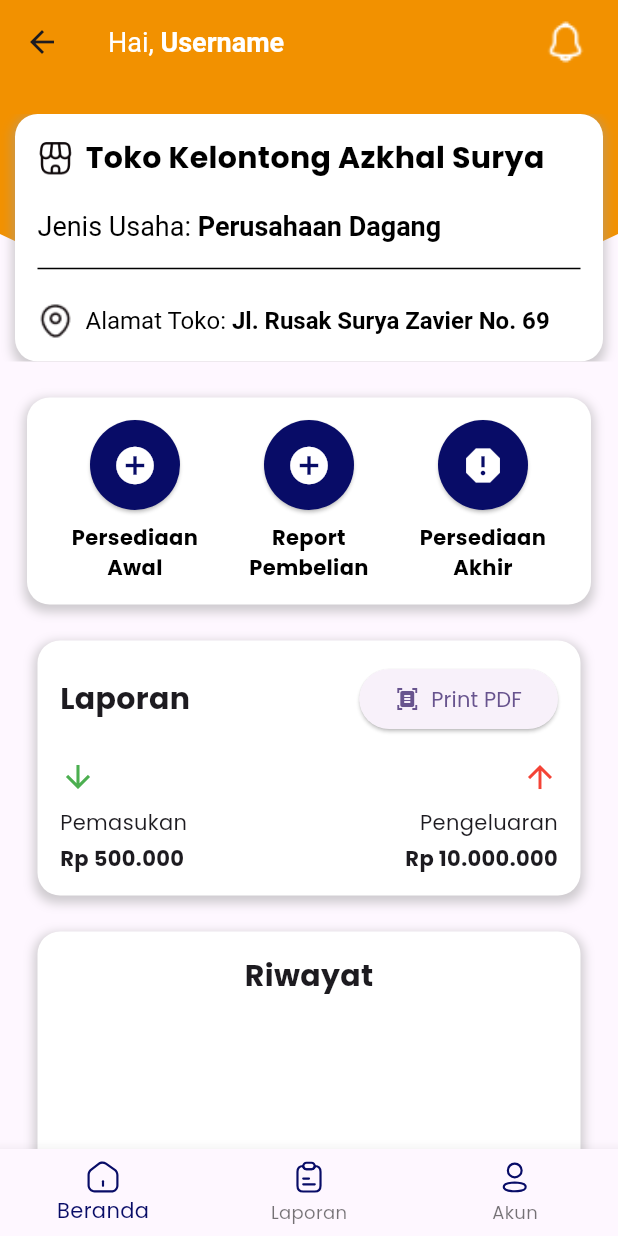
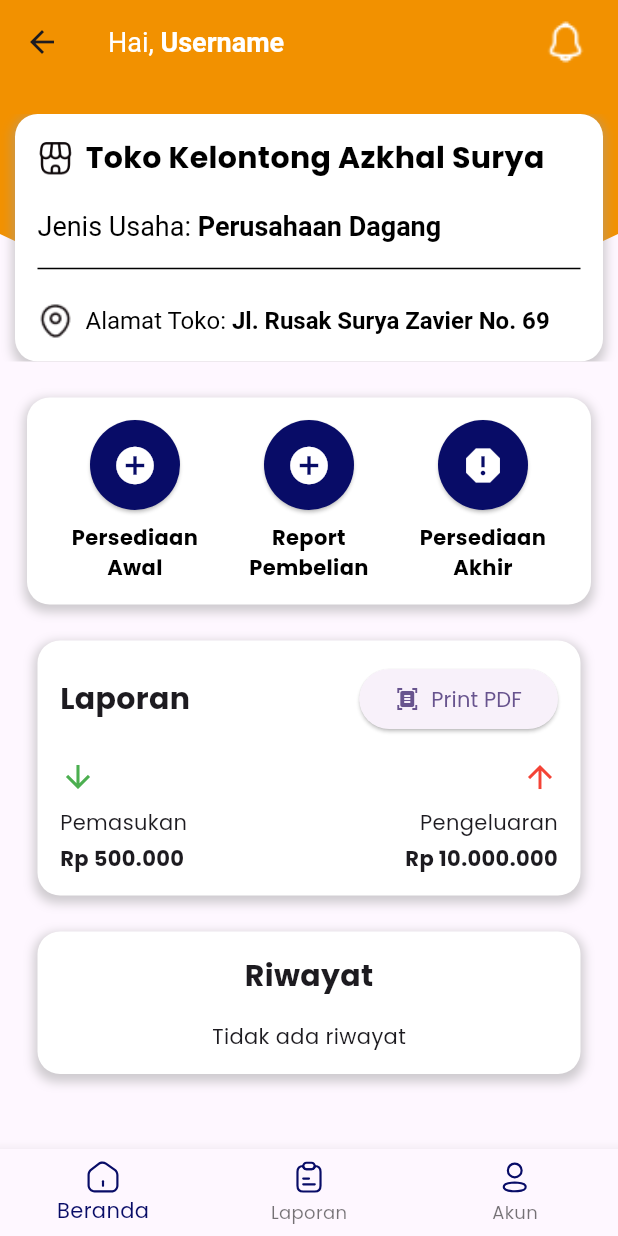
Before and after one commit to cuatiawww/hpp_project, a Flutter app: the HomePage screen opened by its route, on a phone screen of 412 x 824 dp. Run offline on Flutter 3.47's test engine with Material 3 defaults, Android fonts, the light colour scheme and no system bars; our stand-ins replace cloud_firestore, firebase_auth, firebase_core, flutter_form_builder, flutter_svg, fluttertoast and 8 more; accounts and stored records are empty.

Commit message:
fixed history report

```diff
--- a/lib/Perusahaan Dagang/pages/home_page.dart
+++ b/lib/Perusahaan Dagang/pages/home_page.dart
@@ -6,7 +6,8 @@ import 'package:hpp_project/Perusahaan%20Dagang/pages/profile_page.dart';
 import 'package:hpp_project/service/database.dart';
 import 'package:hpp_project/theme.dart';
 import 'package:flutter_svg/svg.dart';
-import 'package:hpp_project/Perusahaan%20Dagang/pages/pers_awal.dart'; // Add this import for the Pers Awal page
+import 'package:hpp_project/Perusahaan%20Dagang/pages/pers_awal.dart';
+import 'package:intl/intl.dart';
 import 'package:pdf/pdf.dart';
 import 'package:pdf/widgets.dart' as pw;
 import 'package:printing/printing.dart';
@@ -21,20 +22,19 @@ class HomePage extends StatefulWidget {
 }
 
 class _HomePageState extends State<HomePage> {
-  int _selectedIndex = 0; // Default index untuk Beranda
+  int _selectedIndex = 0;
   final authC = Get.find<AuthController>();
 
   void _onItemTapped(int index) {
     setState(() {
-      _selectedIndex = index; // Set indeks yang dipilih
+      _selectedIndex = index;
     });
   }
 
-  // Daftar halaman yang akan ditampilkan berdasarkan indeks
   static List<Widget> _widgetOptions = <Widget>[
-    _PersAwalContent(), // Halaman Beranda
+    _PersAwalContent(),
     ProfilePage(),
-    ProfilePage()   // Halaman Laporan
+    ProfilePage()
   ];
 
   @override
@@ -77,13 +77,12 @@ class _HomePageState extends State<HomePage> {
         backgroundColor: primary1,
         elevation: 0,
       ),
-
       body: _widgetOptions[_selectedIndex],
       bottomNavigationBar: BottomNavigationBar(
         items: <BottomNavigationBarItem>[
           BottomNavigationBarItem(
             icon: SizedBox(
-              height: 24, // Sesuaikan ukuran ikon SVG
+              height: 24,
               width: 24,
               child: SvgPicture.asset(
                 'assets/icons/home-2.svg',
@@ -94,7 +93,7 @@ class _HomePageState extends State<HomePage> {
           ),
           BottomNavigationBarItem(
             icon: SizedBox(
-              height: 24, // Sesuaikan ukuran ikon SVG
+              height: 24,
               width: 24,
               child: SvgPicture.asset(
                 'assets/icons/note.svg',
@@ -105,7 +104,7 @@ class _HomePageState extends State<HomePage> {
           ),
           BottomNavigationBarItem(
             icon: SizedBox(
-              height: 24, // Sesuaikan ukuran ikon SVG
+              height: 24,
               width: 24,
               child: SvgPicture.asset(
                 'assets/icons/Profile.svg',
@@ -124,7 +123,6 @@ class _HomePageState extends State<HomePage> {
   }
 }
 
-// Konten Beranda
 class _PersAwalContent extends StatelessWidget {
   @override
   Widget build(BuildContext context) {
@@ -143,7 +141,23 @@ class _PersAwalContent extends StatelessWidget {
             margin: EdgeInsets.only(top: 20),
             child: Column(
               children: [
-                ClipPath(
+                _buildProfileCard(),
+                SizedBox(height: 24),
+                _buildMenu(context),
+                SizedBox(height: 24),
+                _buildLaporan(),
+                SizedBox(height: 24),
+                _buildRiwayat(),
+              ],
+            ),
+          ),
+        ),
+      ],
+    );
+  }
+
+  Widget _buildProfileCard() {
+    return ClipPath(
       child: Container(
         padding: EdgeInsets.all(15),
         margin: EdgeInsets.symmetric(horizontal: 10),
@@ -166,10 +180,10 @@ class _PersAwalContent extends StatelessWidget {
               children: [
                 Image.asset(
                   "assets/images/shop.png",
-                              height: 24, // Atur tinggi ikon sesuai kebutuhan
-                              width: 24, // Atur lebar ikon sesuai kebutuhan
+                  height: 24,
+                  width: 24,
                 ),
-                            SizedBox(width: 8), // Jarak antara ikon dan teks
+                SizedBox(width: 8),
                 Expanded(
                   child: Text(
                     "Toko Kelontong Azkhal Surya",
@@ -178,8 +192,7 @@ class _PersAwalContent extends StatelessWidget {
                       fontSize: 20,
                       fontWeight: FontWeight.bold,
                     ),
-                                overflow:
-                                    TextOverflow.ellipsis, // Untuk teks panjang
+                    overflow: TextOverflow.ellipsis,
                   ),
                 ),
               ],
@@ -241,18 +254,6 @@ class _PersAwalContent extends StatelessWidget {
           ],
         ),
       ),
-                ),
-                SizedBox(height: 24),
-                _buildMenu(context), // Pass context to _buildMenu
-                SizedBox(height: 24),
-                _buildLaporan(),
-                SizedBox(height: 24),
-                _buildRiwayat(),
-              ],
-            ),
-          ),
-        ),
-      ],
     );
   }
 
@@ -279,9 +280,6 @@ class _PersAwalContent extends StatelessWidget {
             spacing: 2,
             runSpacing: 2,
             children: [
-              // _buildMenuItem(Icons.add_circle, "Persediaan Awal", itemWidth, onPressed: () {
-              //   Get.toNamed('/persediaan_awal');
-              // }),
               _buildMenuItem(Icons.add_circle, "Persediaan Awal", itemWidth,
                   onPressed: () {
                 Get.to(() => PersAwal());
@@ -357,7 +355,7 @@ class _PersAwalContent extends StatelessWidget {
       child: Column(
         children: [
           Row(
-    mainAxisAlignment: MainAxisAlignment.spaceBetween, // Menjaga jarak antara teks dan tombol
+            mainAxisAlignment: MainAxisAlignment.spaceBetween,
             children: [
               Text(
                 'Laporan',
@@ -366,12 +364,10 @@ class _PersAwalContent extends StatelessWidget {
                   fontWeight: FontWeight.bold,
                 ),
               ),
-
               ElevatedButton(
                 onPressed: () async {
                   final pdf = pw.Document();
 
-    // Fetch data from Firestore
                   final snapshot = await FirebaseFirestore.instance
                       .collection("Pembelian")
                       .orderBy("Timestamp", descending: true)
@@ -384,7 +380,8 @@ ElevatedButton(
                           itemCount: snapshot.docs.length,
                           itemBuilder: (context, index) {
                             var pembelian = snapshot.docs[index];
-              String barangName = pembelian["BarangName"] ?? "Unknown";
+                            String barangName =
+                                pembelian["BarangName"] ?? "Unknown";
                             int jumlah = pembelian["Jumlah"] ?? 0;
                             int price = pembelian["Price"] ?? 0;
                             int totalCost = jumlah * price;
@@ -394,9 +391,14 @@ ElevatedButton(
                               child: pw.Column(
                                 crossAxisAlignment: pw.CrossAxisAlignment.start,
                                 children: [
-                    pw.Text(barangName, style: pw.TextStyle(fontSize: 16, fontWeight: pw.FontWeight.bold)),
+                                  pw.Text(barangName,
+                                      style: pw.TextStyle(
+                                          fontSize: 16,
+                                          fontWeight: pw.FontWeight.bold)),
                                   pw.Text("$jumlah pcs - Rp $price/pcs"),
-                    pw.Text("Total: Rp $totalCost", style: pw.TextStyle(fontWeight: pw.FontWeight.bold)),
+                                  pw.Text("Total: Rp $totalCost",
+                                      style: pw.TextStyle(
+                                          fontWeight: pw.FontWeight.bold)),
                                   pw.Divider(),
                                 ],
                               ),
@@ -485,56 +487,111 @@ ElevatedButton(
           ),
           SizedBox(height: 16),
           StreamBuilder<QuerySnapshot>(
-          stream: DatabaseMethods().getPembelianDetails(),
-          builder: (context, snapshot) {
-            if (!snapshot.hasData) {
-              return CircularProgressIndicator();
+            stream: FirebaseFirestore.instance
+                .collection("Pembelian")
+                .orderBy('Tanggal', descending: true)
+                .snapshots(),
+            builder: (context, pembelianSnapshot) {
+              if (pembelianSnapshot.hasError) {
+                return Text('Error: ${pembelianSnapshot.error}');
+              }
+
+              return StreamBuilder<QuerySnapshot>(
+                stream: FirebaseFirestore.instance
+                    .collection("Barang")
+                    .orderBy('Tanggal', descending: true)
+                    .snapshots(),
+                builder: (context, barangSnapshot) {
+                  if (pembelianSnapshot.connectionState == ConnectionState.waiting ||
+                      barangSnapshot.connectionState == ConnectionState.waiting) {
+                    return Center(child: CircularProgressIndicator());
+                  }
+
+                  if (barangSnapshot.hasError) {
+                    return Text('Error: ${barangSnapshot.error}');
                   }
 
                   List<RiwayatItem> riwayatItems = [];
-            snapshot.data!.docs.forEach((doc) {
+
+                  // Add Persediaan Awal items
+                  if (barangSnapshot.hasData) {
+                    for (var doc in barangSnapshot.data!.docs) {
+                      final data = doc.data() as Map<String, dynamic>;
                       riwayatItems.add(
                         RiwayatItem(
-                  title: doc["BarangId"],
-                  description: "${doc["Jumlah"]} unit - Rp ${doc["Price"]}",
-                  price: "Rp ${doc["Jumlah"] * doc["Price"]}",
+                          title: data["Name"] ?? "Unknown",
+                          description: "${data["Jumlah"]} ${data["Satuan"]} - Rp ${NumberFormat('#,###').format(data["Price"])} (Persediaan Awal)",
+                          price: "Rp ${NumberFormat('#,###').format((data["Jumlah"] as int) * (data["Price"] as int))}",
                         ),
                       );
-            });
+                    }
+                  }
 
-            return Container(
-              height: 300, // Set a fixed height for the list
+                  // Add Pembelian items
+                  if (pembelianSnapshot.hasData) {
+                    for (var doc in pembelianSnapshot.data!.docs) {
+                      final data = doc.data() as Map<String, dynamic>;
+                      riwayatItems.add(
+                        RiwayatItem(
+                          title: data["Name"] ?? "Unknown",
+                          description: "${data["Jumlah"]} ${data["Satuan"]} - Rp ${NumberFormat('#,###').format(data["Price"])} (Pembelian)",
+                          price: "Rp ${NumberFormat('#,###').format((data["Jumlah"] as int) * (data["Price"] as int))}",
+                        ),
+                      );
+                    }
+                  }
+
+                  if (riwayatItems.isEmpty) {
+                    return Center(child: Text('Tidak ada riwayat'));
+                  }
+
+                  return Column(
+                    children: [
+                      Container(
+                        height: 300,
                         child: ListView.builder(
                           itemCount: riwayatItems.length,
-                shrinkWrap: true, // Allow the list to shrink to fit its content
+                          shrinkWrap: true,
                           itemBuilder: (context, index) {
                             return riwayatItems[index];
                           },
                         ),
-            );
-          },
                       ),
                       SizedBox(height: 16),
                       Text(
-          'Total Biaya: Rp ${_calculateTotalBiaya()}',
+                        'Total Biaya: Rp ${NumberFormat('#,###').format(_calculateTotalBiaya(pembelianSnapshot.data?.docs ?? [], barangSnapshot.data?.docs ?? []))}',
                         style: TextStyle(
                           fontSize: 18,
                           fontWeight: FontWeight.bold,
                         ),
                       ),
                     ],
+                  );
+                },
+              );
+            },
+          ),
+        ],
       ),
     );
   }
 
-int _calculateTotalBiaya() {
-  int totalBiaya = 0;
-  DatabaseMethods().getPembelianDetails().listen((event) {
-    event.docs.forEach((doc) {
-      totalBiaya += (doc["Jumlah"] * doc["Price"]) as int;
-    });
-  });
-  return totalBiaya;
+  int _calculateTotalBiaya(List<QueryDocumentSnapshot> pembelianDocs, List<QueryDocumentSnapshot> barangDocs) {
+    int total = 0;
+
+    // Calculate total from Pembelian
+    for (var doc in pembelianDocs) {
+      final data = doc.data() as Map<String, dynamic>;
+      total += (data["Jumlah"] as int) * (data["Price"] as int);
+    }
+
+    // Calculate total from Persediaan Awal
+    for (var doc in barangDocs) {
+      final data = doc.data() as Map<String, dynamic>;
+      total += (data["Jumlah"] as int) * (data["Price"] as int);
+    }
+
+    return total;
   }
 }
 
@@ -593,7 +650,6 @@ class RiwayatItem extends StatelessWidget {
   }
 }
 
-// Custom ClipPath
 class ClipPathClass extends CustomClipper<Path> {
   @override
   Path getClip(Size size) {
```
Also changed, not shown: lib/service/database.dart (+29 -8 lines). Lines whose indentation alone changed are shown as unchanged.
